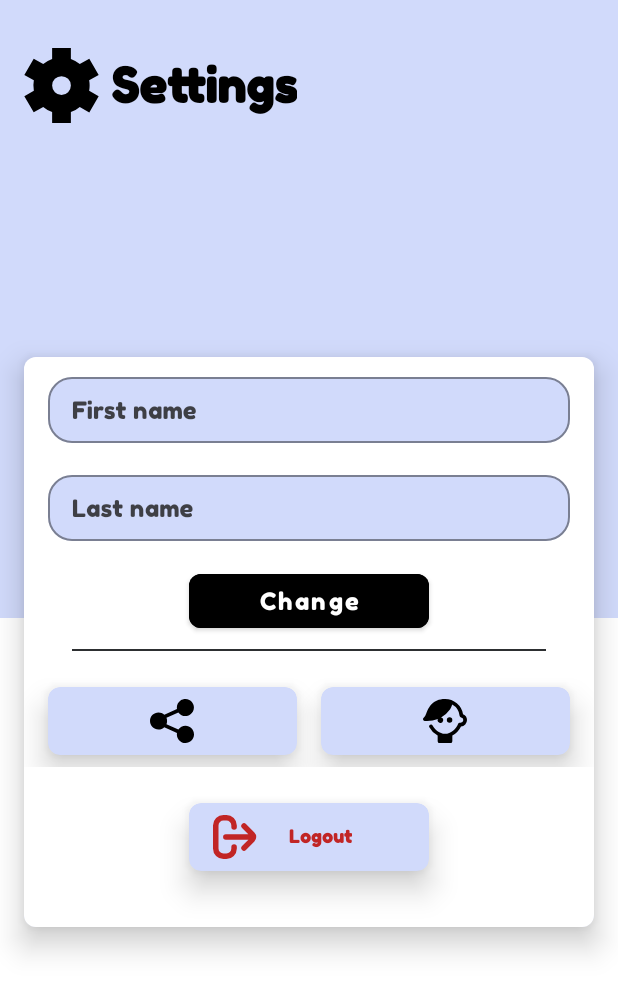
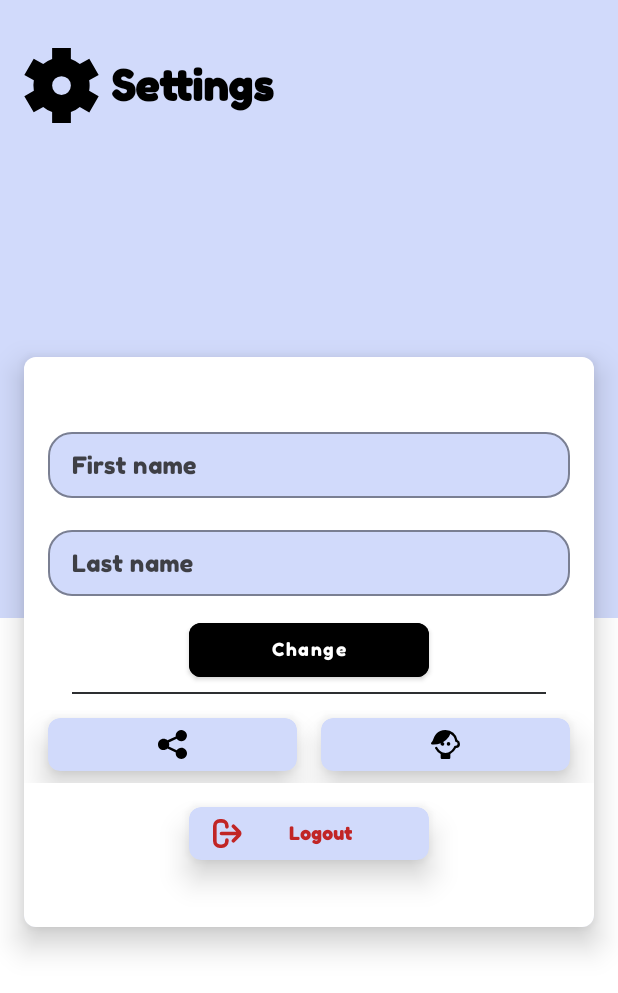
Before and after one commit to Sultanbek13/EnglishQQ, an Android app: the fragment SettingFragment placed in its activity, on a phone screen of 412 x 824 dp. Shown: the top 993 px of the screen. Run offline under Robolectric (Android 15) with nearby library versions, the phone set to English and light mode, and no system bars; libraries missing offline, so code that uses them is left out: by.kirich1409.viewbindingdelegate, com.github.ybq.android; plain views replace SpinKitView; 9 statements that could not run were skipped.

Commit message:
disign update

```diff
--- a/app/src/main/java/com/example/englishqq/di/ViewModelModule.kt
+++ b/app/src/main/java/com/example/englishqq/di/ViewModelModule.kt
@@ -1,6 +1,6 @@
 package com.example.englishqq.di
 
-import com.example.englishqq.presentation.ui.main.profile.impl.ProfileViewModelImpl
+import com.example.englishqq.presentation.ui.main.setting.impl.SettingViewModelImpl
 import com.example.englishqq.presentation.ui.dialog.impl.DialogViewModelImpl
 import com.example.englishqq.presentation.ui.finish.impl.FinishViewModelImpl
 import com.example.englishqq.presentation.ui.main.home.impl.HomeViewModelImpl
@@ -21,5 +21,5 @@ val viewModelModule = module {
     viewModel { StudyViewModelImpl(get()) }
     viewModel { TestViewModelImpl(get()) }
     viewModel { FinishViewModelImpl(get(), get()) }
-    viewModel { ProfileViewModelImpl(get()) }
+    viewModel { SettingViewModelImpl(get()) }
 }
--- a/app/src/main/java/com/example/englishqq/presentation/ui/main/MainFragment.kt
+++ b/app/src/main/java/com/example/englishqq/presentation/ui/main/MainFragment.kt
@@ -8,7 +8,7 @@ import androidx.navigation.Navigation
 import com.etebarian.meowbottomnavigation.MeowBottomNavigation
 import com.example.englishqq.R
 import com.example.englishqq.databinding.FragmentMainBinding
-import com.example.englishqq.presentation.ui.main.profile.ProfileFragment
+import com.example.englishqq.presentation.ui.main.setting.SettingFragment
 import com.example.englishqq.presentation.ui.main.home.HomeFragment
 
 class MainFragment : Fragment(R.layout.fragment_main) {
@@ -34,7 +34,7 @@ class MainFragment : Fragment(R.layout.fragment_main) {
                     loadFragment(HomeFragment())
                 }
                 2 -> {
-                    loadFragment(ProfileFragment())
+                    loadFragment(SettingFragment())
                 }
             }
         }
--- a/app/src/main/java/com/example/englishqq/presentation/ui/main/profile/ProfileFragment.kt
+++ b/app/src/main/java/com/example/englishqq/presentation/ui/main/setting/SettingFragment.kt
@@ -1,4 +1,4 @@
-package com.example.englishqq.presentation.ui.main.profile
+package com.example.englishqq.presentation.ui.main.setting
 
 import android.os.Bundle
 import android.view.View
@@ -8,8 +8,8 @@ import androidx.lifecycle.lifecycleScope
 import androidx.navigation.fragment.findNavController
 import by.kirich1409.viewbindingdelegate.viewBinding
 import com.example.englishqq.R
-import com.example.englishqq.databinding.FragmentProfileBinding
-import com.example.englishqq.presentation.ui.main.profile.impl.ProfileViewModelImpl
+import com.example.englishqq.databinding.FragmentSettingBinding
+import com.example.englishqq.presentation.ui.main.setting.impl.SettingViewModelImpl
 import com.example.englishqq.utils.ResourceState
 import com.example.englishqq.utils.loading
 import com.example.englishqq.utils.toast
@@ -17,11 +17,10 @@ import kotlinx.coroutines.flow.launchIn
 import kotlinx.coroutines.flow.onEach
 import org.koin.androidx.viewmodel.ext.android.viewModel
 
+class SettingFragment : Fragment(R.layout.fragment_setting) {
 
-class ProfileFragment : Fragment(R.layout.fragment_profile) {
-
-    private val binding: FragmentProfileBinding by viewBinding()
-    private val viewModel: ProfileViewModelImpl by viewModel()
+    private val binding: FragmentSettingBinding by viewBinding()
+    private val viewModel: SettingViewModelImpl by viewModel()
 
     override fun onViewCreated(view: View, savedInstanceState: Bundle?) {
         super.onViewCreated(view, savedInstanceState)
--- a/app/src/main/java/com/example/englishqq/presentation/ui/main/profile/ProfileViewModel.kt
+++ b/app/src/main/java/com/example/englishqq/presentation/ui/main/setting/SettingViewModel.kt
@@ -1,11 +1,11 @@
-package com.example.englishqq.presentation.ui.main.profile
+package com.example.englishqq.presentation.ui.main.setting
 
 import android.content.Context
 import android.content.Intent
 import com.example.englishqq.utils.Resource
 import kotlinx.coroutines.flow.SharedFlow
 
-interface ProfileViewModel {
+interface SettingViewModel {
 
     val editProfileFlow: SharedFlow<Resource<Unit>>
 
--- a/app/src/main/java/com/example/englishqq/presentation/ui/main/profile/impl/ProfileViewModelImpl.kt
+++ b/app/src/main/java/com/example/englishqq/presentation/ui/main/setting/impl/SettingViewModelImpl.kt
@@ -1,4 +1,4 @@
-package com.example.englishqq.presentation.ui.main.profile.impl
+package com.example.englishqq.presentation.ui.main.setting.impl
 
 import android.content.Context
 import android.content.Intent
@@ -10,13 +10,12 @@ import androidx.lifecycle.ViewModel
 import androidx.lifecycle.viewModelScope
 import com.example.englishqq.BuildConfig
 import com.example.englishqq.data.repository.AuthRepository
-import com.example.englishqq.presentation.ui.main.profile.ProfileViewModel
+import com.example.englishqq.presentation.ui.main.setting.SettingViewModel
 import com.example.englishqq.utils.Resource
 import kotlinx.coroutines.flow.MutableSharedFlow
-import kotlinx.coroutines.flow.SharedFlow
 import kotlinx.coroutines.launch
 
-class ProfileViewModelImpl(private val authRepository: AuthRepository) : ProfileViewModel,
+class SettingViewModelImpl(private val authRepository: AuthRepository) : SettingViewModel,
     ViewModel() {
 
     override val editProfileFlow: MutableSharedFlow<Resource<Unit>> = MutableSharedFlow()
--- a/app/src/main/res/layout/fragment_profile.xml
+++ b/app/src/main/res/layout/fragment_setting.xml
@@ -55,6 +55,7 @@
             android:layout_width="match_parent"
             android:layout_height="match_parent"
             android:background="@color/white"
+            android:gravity="center"
             >
 
             <com.google.android.material.textfield.TextInputLayout
@@ -80,7 +81,7 @@
                     android:fontFamily="@font/font_style"
                     android:inputType="text"
                     android:maxLength="24"
-                    android:maxLines="2"
+                    android:maxLines="1"
                     android:padding="@dimen/padding_middle"
                     android:paddingVertical="@dimen/padding_standard"
                     android:shadowColor="@color/black"
@@ -111,7 +112,7 @@
                     android:fontFamily="@font/font_style"
                     android:inputType="text"
                     android:maxLength="24"
-                    android:maxLines="2"
+                    android:maxLines="1"
                     android:padding="@dimen/padding_middle"
                     android:paddingVertical="@dimen/padding_standard"
                     android:shadowColor="@color/black"
@@ -125,7 +126,7 @@
                 android:layout_height="wrap_content"
                 android:layout_below="@id/tilLastName"
                 android:layout_centerHorizontal="true"
-                android:layout_marginVertical="@dimen/margin_standard"
+                android:layout_marginVertical="@dimen/margin_small"
                 android:backgroundTint="@color/black"
                 android:fontFamily="@font/font_style"
                 android:paddingHorizontal="@dimen/padding_middle"
@@ -148,7 +149,7 @@
                 android:layout_width="match_parent"
                 android:layout_height="wrap_content"
                 android:layout_below="@id/line"
-                android:layout_marginVertical="@dimen/margin_large"
+                android:layout_marginVertical="@dimen/margin_standard"
                 android:orientation="horizontal">
 
                 <androidx.cardview.widget.CardView
@@ -164,8 +165,8 @@
                     app:cardElevation="@dimen/el_standard">
 
                     <ImageView
-                        android:layout_width="45dp"
-                        android:layout_height="45dp"
+                        android:layout_width="35dp"
+                        android:layout_height="35dp"
                         android:layout_gravity="center"
                         android:padding="@dimen/padding_standard"
                         android:scaleType="centerCrop"
@@ -186,8 +187,8 @@
                     app:cardElevation="@dimen/el_standard">
 
                     <ImageView
-                        android:layout_width="45dp"
-                        android:layout_height="45dp"
+                        android:layout_width="35dp"
+                        android:layout_height="35dp"
                         android:layout_gravity="center"
                         android:padding="@dimen/padding_standard"
                         android:scaleType="centerCrop"
@@ -201,36 +202,34 @@
                 android:id="@+id/cvLogout"
                 android:layout_width="160dp"
                 android:layout_height="wrap_content"
+                android:layout_below="@id/llShareAndDev"
+                android:layout_centerHorizontal="true"
                 android:layout_marginVertical="@dimen/margin_standard"
                 android:layout_marginStart="@dimen/margin_large"
                 android:layout_marginEnd="@dimen/margin_standard"
                 app:cardBackgroundColor="@color/app_color"
                 app:cardCornerRadius="@dimen/cv_btn_size"
-                app:cardElevation="@dimen/el_standard"
-                android:layout_below="@id/llShareAndDev"
-                android:layout_centerHorizontal="true"
-                >
+                app:cardElevation="@dimen/el_standard">
 
                 <TextView
                     android:layout_width="wrap_content"
                     android:layout_height="wrap_content"
+                    android:layout_gravity="center"
+                    android:layout_marginStart="@dimen/margin_standard"
+                    android:fontFamily="@font/font_style"
                     android:text="@string/logout"
                     android:textColor="@color/red"
-                    android:textStyle="bold"
-                    android:fontFamily="@font/font_style"
                     android:textSize="@dimen/text_size_small"
-                    android:layout_gravity="center"
-                    android:layout_marginStart="@dimen/margin_standard" />
+                    android:textStyle="bold" />
 
                 <ImageView
-                    android:layout_width="45dp"
-                    android:layout_height="45dp"
+                    android:layout_width="35dp"
+                    android:layout_height="35dp"
                     android:layout_gravity="start"
+                    android:layout_marginStart="@dimen/margin_standard"
                     android:padding="@dimen/padding_standard"
                     android:scaleType="centerCrop"
-                    android:src="@drawable/ic_log_out"
-                    android:layout_marginStart="@dimen/margin_standard"
-                    />
+                    android:src="@drawable/ic_log_out" />
 
             </androidx.cardview.widget.CardView>
 
@@ -244,12 +243,12 @@
         android:layout_width="wrap_content"
         android:layout_height="wrap_content"
         android:layout_gravity="center"
-        android:visibility="gone"
         app:SpinKit_Color="@color/black"
         app:layout_constraintBottom_toBottomOf="parent"
         app:layout_constraintEnd_toEndOf="parent"
         app:layout_constraintStart_toStartOf="parent"
         app:layout_constraintTop_toTopOf="parent"
-        app:layout_constraintVertical_bias="0.35" />
+        android:visibility="gone"
+        />
 
 </androidx.constraintlayout.widget.ConstraintLayout>
--- a/app/src/main/res/layout/fragment_study.xml
+++ b/app/src/main/res/layout/fragment_study.xml
@@ -85,7 +85,7 @@
         app:layout_constraintEnd_toEndOf="parent"
         app:layout_constraintTop_toTopOf="parent"
         app:layout_constraintBottom_toBottomOf="parent"
-        app:layout_constraintVertical_bias="0.35"
+        app:layout_constraintVertical_bias="0.38"
         android:visibility="gone"
         />
 
--- a/app/src/main/res/layout/item_study.xml
+++ b/app/src/main/res/layout/item_study.xml
@@ -8,15 +8,13 @@
 
     <RelativeLayout
         android:id="@+id/rlVideo"
-        android:layout_width="0dp"
+        android:layout_width="match_parent"
         android:layout_height="0dp"
         android:orientation="vertical"
         app:layout_constraintTop_toTopOf="parent"
         app:layout_constraintBottom_toBottomOf="parent"
         app:layout_constraintVertical_bias="0.25"
         app:layout_constraintDimensionRatio="5:3"
-        app:layout_constraintStart_toStartOf="parent"
-        app:layout_constraintEnd_toEndOf="parent"
         android:layout_marginHorizontal="@dimen/margin_standard"
         >
 
@@ -26,7 +24,7 @@
             android:layout_height="match_parent"
             android:layout_centerInParent="true"
             android:foregroundGravity="center"
-            android:padding="@dimen/padding_middle" />
+            />
 
     </RelativeLayout>
 
--- a/app/src/main/res/navigation/navigation.xml
+++ b/app/src/main/res/navigation/navigation.xml
@@ -13,8 +13,8 @@
 
     <fragment
         android:id="@+id/aboutFragment"
-        android:name="com.example.englishqq.presentation.ui.main.profile.ProfileFragment"
+        android:name="com.example.englishqq.presentation.ui.main.setting.SettingFragment"
         android:label="AboutFragment"
-        tools:layout="@layout/fragment_profile"/>
+        tools:layout="@layout/fragment_setting"/>
 
 </navigation>
--- a/app/src/main/res/values/dimens.xml
+++ b/app/src/main/res/values/dimens.xml
@@ -10,11 +10,12 @@
     <dimen name="el_standard">12dp</dimen>
     <dimen name="cv_standard_size">32dp</dimen>
     <dimen name="text_size_small">12sp</dimen>
-    <dimen name="text_size_standard">16sp</dimen>
-    <dimen name="text_size_middle">24sp</dimen>
-    <dimen name="text_size_large">32sp</dimen>
+    <dimen name="text_size_standard">12sp</dimen>
+    <dimen name="text_size_middle">18sp</dimen>
+    <dimen name="text_size_large">28sp</dimen>
     <dimen name="cv_btn_size">8dp</dimen>
     <dimen name="dot_spacing_size">4dp</dimen>
     <dimen name="dots_size">8dp</dimen>
     <dimen name="dots_corner_size">12dp</dimen>
+    <dimen name="text_size_large_large">54sp</dimen>
 </resources>
```
Also changed, not shown: app/src/main/res/layout/fragment_sign_in.xml (+6 -3 lines), app/src/main/res/layout/fragment_sign_up.xml (+6 -3 lines), app/src/main/res/layout/fragment_test.xml (+3 -4 lines), app/src/main/res/layout/item_test.xml (+2 -5 lines).
